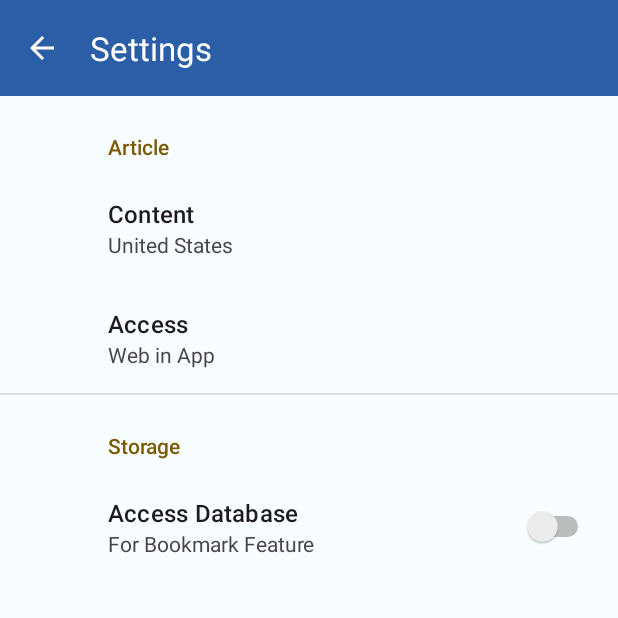
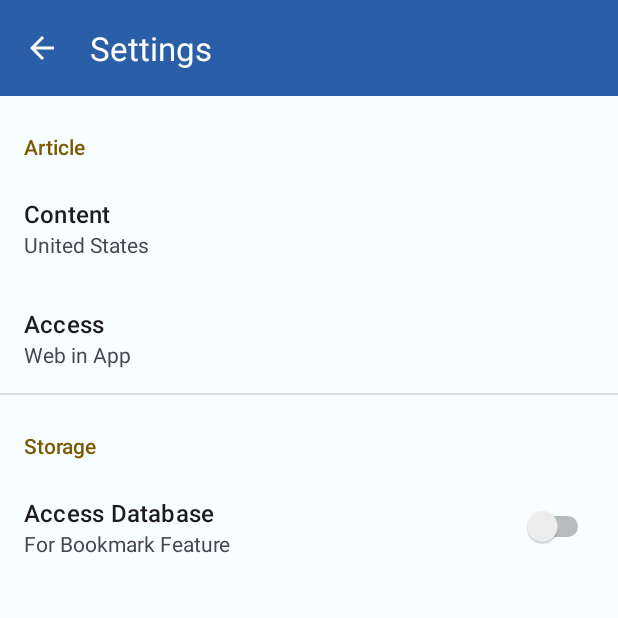
Before and after one commit to trionohidayat/mandiri-news, an Android app: the SettingsActivity screen opened directly, with no data from a screen before it, on a phone screen of 412 x 824 dp, the top half of it. Run offline under Robolectric (Android 15) with nearby library versions, the phone set to English and light mode, and no system bars; our stand-ins replace androidx.preference.

Commit message:
Refactor app preferences to reserve no space for icons.

```diff
--- a/app/src/main/res/xml/app_preferences.xml
+++ b/app/src/main/res/xml/app_preferences.xml
@@ -1,13 +1,15 @@
 <PreferenceScreen xmlns:android="http://schemas.android.com/apk/res/android"
     xmlns:app="http://schemas.android.com/apk/res-auto">
 
-    <PreferenceCategory app:title="@string/article_header">
+    <PreferenceCategory app:title="@string/article_header"
+        app:iconSpaceReserved="false">
         <ListPreference
             app:defaultValue="us"
             app:entries="@array/content_entries"
             app:entryValues="@array/content_values"
             app:key="article_content"
             app:title="@string/article_content"
+            app:iconSpaceReserved="false"
             app:useSimpleSummaryProvider="true" />
 
         <ListPreference
@@ -16,12 +18,15 @@
             app:entryValues="@array/access_values"
             app:key="article_access"
             app:title="@string/article_access"
+            app:iconSpaceReserved="false"
             app:useSimpleSummaryProvider="true" />
     </PreferenceCategory>
 
-    <PreferenceCategory android:title="Storage">
+    <PreferenceCategory android:title="Storage"
+        app:iconSpaceReserved="false">
         <SwitchPreference
             app:defaultValue="false"
+            app:iconSpaceReserved="false"
             app:key="permission_storage"
             app:summary="For Bookmark Feature"
             app:title="Access Database" />
```
